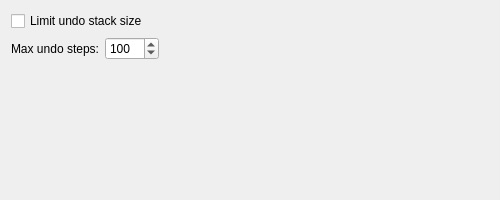
This is Plugins/org.mitk.gui.qt.undoredo/src/internal/QmitkUndoRedoPreferencePage.ui in MITK/MITK as Qt 5 draws it before an edit. The edited form follows.
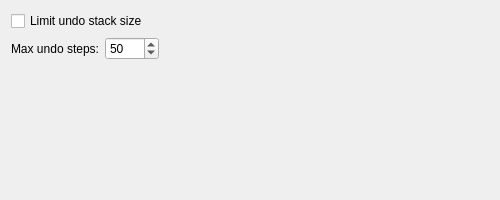
This is the edited form.

What changed in the file:
```diff
--- a/Plugins/org.mitk.gui.qt.undoredo/src/internal/QmitkUndoRedoPreferencePage.ui
+++ b/Plugins/org.mitk.gui.qt.undoredo/src/internal/QmitkUndoRedoPreferencePage.ui
@@ -42,7 +42,7 @@
         <number>9999</number>
        </property>
        <property name="value">
-        <number>100</number>
+        <number>50</number>
        </property>
       </widget>
      </item>
```
